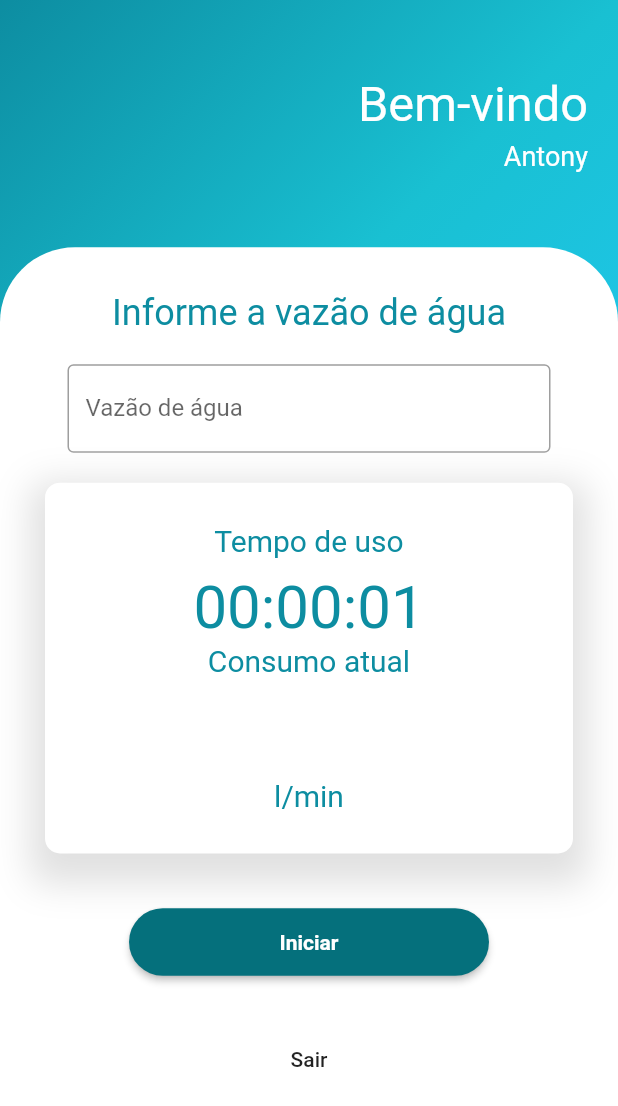
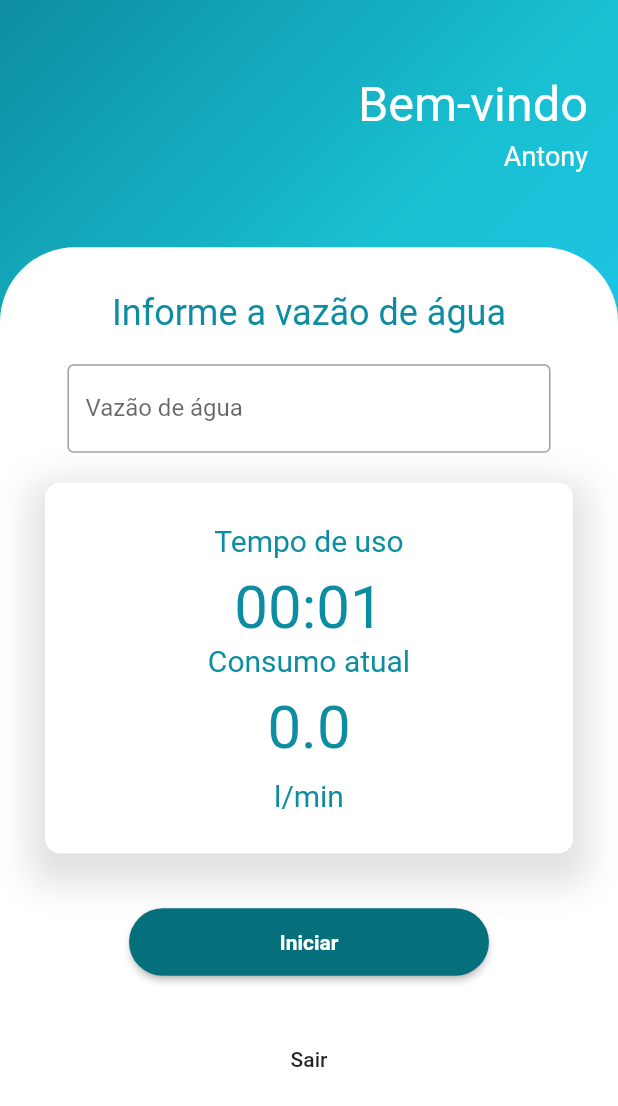
Before and after one commit to AntonyRafael/meu-consumo-flutter, a Flutter app: the screen it shows after launch, after a tap on "Iniciar", on a phone screen of 412 x 824 dp. Shown: the top 1106 px of the screen. Run offline on Flutter 3.47's test engine with Material 2 defaults, Android fonts, the phone set to English and light mode, and no system bars.

Commit message:
basic Timer to calculate

```diff
--- a/lib/home.dart
+++ b/lib/home.dart
@@ -1,3 +1,5 @@
+import 'dart:async';
+
 import 'package:flutter/material.dart';
 import 'package:flutter/services.dart';
 
@@ -11,15 +13,34 @@ class DashboardPage extends StatefulWidget {
 
 class _DashboardPage extends State<DashboardPage> {
   TextEditingController waterFlow = TextEditingController();
-  String timeValue = '00:00:00';
+  String timeValue = '00:00';
+  var time = const Duration(hours: 0, minutes: 0, seconds: 0);
+  var timeToCalculate = 0;
+  var priceValue = 0.0;
+  var seconds = 0;
+  var minutes = 0;
+  var consumPerMinute = 0.0;
   String waterFlowValue = '00.00';
 
   changeText() {
     // function to calculate thwe water flow and time.
     // TODO: calculate the water flow and time. in a setTimeInterval
+    Timer setTimeOut = Timer.periodic(Duration(seconds: 1), (timer) {
       setState(() {
-      timeValue = '00:00:01';
-      waterFlowValue = waterFlow.text;
+        seconds = seconds + 1;
+        if (seconds == 60) {
+          seconds = 0;
+          minutes = minutes + 1;
+        }
+        timeValue = minutes.toString() + ':' + seconds.toString();
+        if (waterFlow.text != '' && waterFlow.text != '0') {
+          var consumPerSecond = double.parse(waterFlow.text) / 60;
+          var actualCosumValue = consumPerMinute + consumPerSecond;
+          var price = actualCosumValue.toDouble() * 0.0044;
+          priceValue = price;
+          consumPerMinute = actualCosumValue.ceilToDouble();
+        }
+      });
     });
   }
 
@@ -133,12 +154,35 @@ class _DashboardPage extends State<DashboardPage> {
                               height: 10,
                             ),
                             // text with the dinamic value of the time
+                            Row(
+                              mainAxisAlignment: MainAxisAlignment.center,
+                              children: [
                                 Text(
-                              timeValue,
+                                  minutes > 9
+                                      ? minutes.toString()
+                                      : "0" + minutes.toString(),
                                   style: TextStyle(
                                     color: Color.fromARGB(255, 13, 141, 161),
                                     fontSize: 40,
                                   ),
+                                ),
+                                Text(
+                                  ":",
+                                  style: TextStyle(
+                                    color: Color.fromARGB(255, 13, 141, 161),
+                                    fontSize: 40,
+                                  ),
+                                ),
+                                Text(
+                                  seconds > 9
+                                      ? seconds.toString()
+                                      : "0" + seconds.toString(),
+                                  style: TextStyle(
+                                    color: Color.fromARGB(255, 13, 141, 161),
+                                    fontSize: 40,
+                                  ),
+                                ),
+                              ],
                             ),
                             Text(
                               "Consumo atual",
@@ -150,7 +194,7 @@ class _DashboardPage extends State<DashboardPage> {
                               height: 10,
                             ),
                             Text(
-                              waterFlowValue,
+                              consumPerMinute.toString(),
                               style: TextStyle(
                                   color: Color.fromARGB(255, 13, 141, 161),
                                   fontSize: 40),
```
Lines whose indentation alone changed are shown as unchanged.
